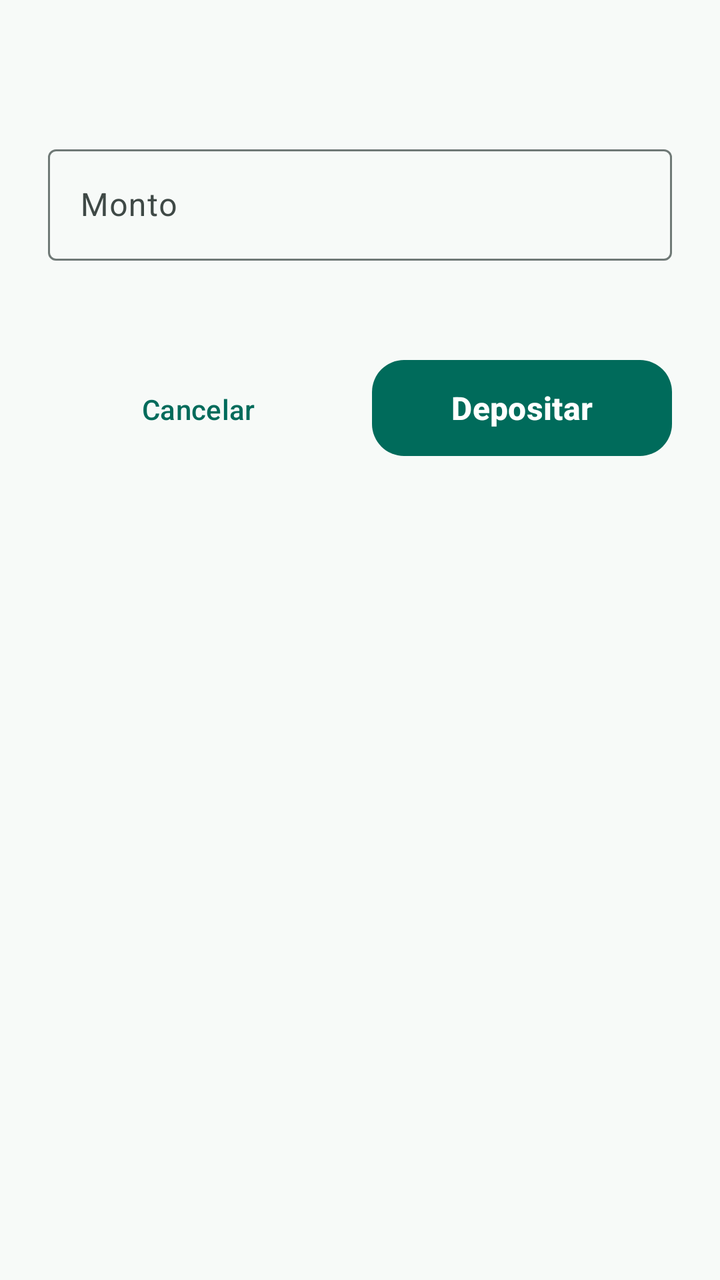
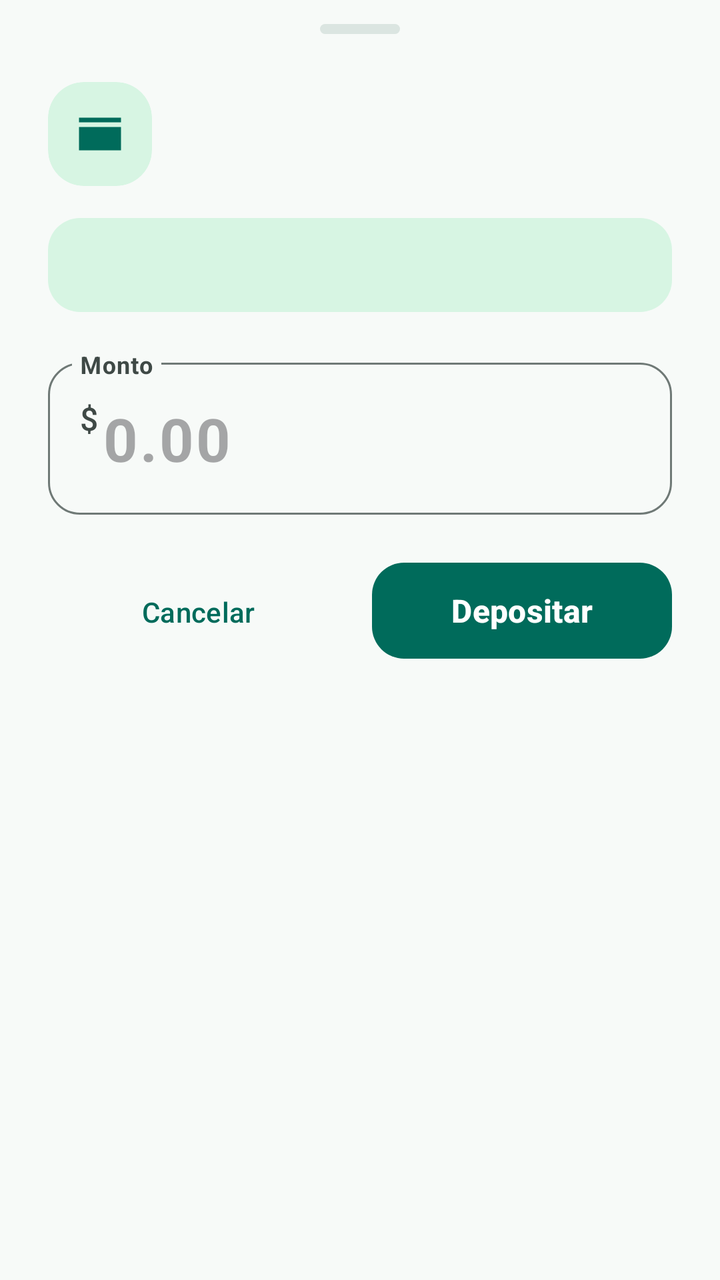

Compare the two renders of this Android layout. The source of the first and the diff that turns it into the second are given below.
<!-- AndroidManifest.xml: application theme Theme.NexoPay -->
<!-- res/layout/sheet_amount.xml -->
<?xml version="1.0" encoding="utf-8"?>
<LinearLayout xmlns:android="http://schemas.android.com/apk/res/android"
    xmlns:app="http://schemas.android.com/apk/res-auto"
    android:layout_width="match_parent"
    android:layout_height="wrap_content"
    android:orientation="vertical"
    android:paddingStart="24dp"
    android:paddingTop="20dp"
    android:paddingEnd="24dp"
    android:paddingBottom="28dp">

    <TextView
        android:id="@+id/textTitle"
        android:layout_width="match_parent"
        android:layout_height="wrap_content"
        android:textColor="@color/nexo_on_surface"
        android:textSize="22sp"
        android:textStyle="bold" />

    <com.google.android.material.textfield.TextInputLayout
        android:id="@+id/inputLayoutAmount"
        android:layout_width="match_parent"
        android:layout_height="wrap_content"
        android:layout_marginTop="20dp"
        android:hint="@string/amount_sheet_amount"
        app:prefixText="S/ ">

        <com.google.android.material.textfield.TextInputEditText
            android:id="@+id/inputAmount"
            android:layout_width="match_parent"
            android:layout_height="wrap_content"
            android:imeOptions="actionDone"
            android:inputType="numberDecimal"
            android:maxLength="12"
            android:singleLine="true" />
    </com.google.android.material.textfield.TextInputLayout>

    <TextView
        android:id="@+id/textAvailable"
        android:layout_width="match_parent"
        android:layout_height="wrap_content"
        android:layout_marginTop="8dp"
        android:textColor="@color/nexo_on_surface_variant"
        android:textSize="13sp" />

    <TextView
        android:id="@+id/textError"
        android:layout_width="match_parent"
        android:layout_height="wrap_content"
        android:layout_marginTop="8dp"
        android:textColor="@color/nexo_danger"
        android:textSize="13sp"
        android:visibility="gone" />

    <LinearLayout
        android:layout_width="match_parent"
        android:layout_height="wrap_content"
        android:layout_marginTop="20dp"
        android:orientation="horizontal">

        <com.google.android.material.button.MaterialButton
            android:id="@+id/buttonCancel"
            style="@style/Widget.Material3.Button.TextButton"
            android:layout_width="0dp"
            android:layout_height="wrap_content"
            android:layout_weight="1"
            android:text="@string/common_cancel" />

        <com.google.android.material.button.MaterialButton
            android:id="@+id/buttonConfirm"
            style="@style/Widget.NexoPay.PrimaryButton"
            android:layout_width="0dp"
            android:layout_height="wrap_content"
            android:layout_marginStart="12dp"
            android:layout_weight="1"
            android:text="@string/amount_sheet_confirm_deposit" />
    </LinearLayout>
</LinearLayout>
<!-- resources referenced by this layout -->
<resources>
  <style name="Theme.NexoPay" parent="Theme.Material3.Light.NoActionBar">
          <item name="colorPrimary">@color/nexo_primary</item>
          <item name="colorOnPrimary">@color/nexo_on_primary</item>
          <item name="colorPrimaryContainer">@color/nexo_primary_container</item>
          <item name="colorOnPrimaryContainer">@color/nexo_on_primary_container</item>
          <item name="colorSecondary">@color/nexo_secondary</item>
          <item name="colorOnSecondary">@color/nexo_on_secondary</item>
          <item name="colorSecondaryContainer">@color/nexo_secondary_container</item>
          <item name="colorOnSecondaryContainer">@color/nexo_on_secondary_container</item>
          <item name="colorSurface">@color/nexo_surface</item>
          <item name="colorOnSurface">@color/nexo_on_surface</item>
          <item name="colorSurfaceVariant">@color/nexo_surface_variant</item>
          <item name="colorOnSurfaceVariant">@color/nexo_on_surface_variant</item>
          <item name="colorOutline">@color/nexo_outline</item>
          <item name="colorError">@color/nexo_danger</item>
          <item name="colorOnError">@color/nexo_on_primary</item>
          <item name="android:colorBackground">@color/nexo_background</item>
          <item name="android:windowBackground">@color/nexo_background</item>
          <item name="android:statusBarColor">@android:color/transparent</item>
          <item name="android:navigationBarColor">@color/nexo_background</item>
          <item name="android:windowLightStatusBar">true</item>
          <item name="android:forceDarkAllowed" tools:targetApi="q">false</item>
      </style>
  <!-- unchanged entries left out for length: 19 -->
</resources>

<!-- the commit's change to res/layout/sheet_amount.xml (unified diff, before → after) -->
@@ -1,21 +1,25 @@
 <?xml version="1.0" encoding="utf-8"?>
-<LinearLayout xmlns:android="http://schemas.android.com/apk/res/android"
+<androidx.core.widget.NestedScrollView xmlns:android="http://schemas.android.com/apk/res/android"
     xmlns:app="http://schemas.android.com/apk/res-auto"
+    android:layout_width="match_parent"
+    android:layout_height="wrap_content"
+    android:clipToPadding="false"
+    android:fillViewport="true">
+
+    <LinearLayout
     android:layout_width="match_parent"
     android:layout_height="wrap_content"
     android:orientation="vertical"
     android:paddingStart="24dp"
-    android:paddingTop="20dp"
+    android:paddingTop="12dp"
     android:paddingEnd="24dp"
     android:paddingBottom="28dp">
 
+    <include android:id="@+id/header" layout="@layout/view_wallet_sheet_header" />
+
     <TextView
-        android:id="@+id/textTitle"
-        android:layout_width="match_parent"
-        android:layout_height="wrap_content"
-        android:textColor="@color/nexo_on_surface"
-        android:textSize="22sp"
-        android:textStyle="bold" />
+        android:id="@+id/textAvailable"
+        style="@style/Widget.NexoPay.AvailableBalance" />
 
     <com.google.android.material.textfield.TextInputLayout
         android:id="@+id/inputLayoutAmount"
@@ -23,34 +27,22 @@
         android:layout_height="wrap_content"
         android:layout_marginTop="20dp"
         android:hint="@string/amount_sheet_amount"
-        app:prefixText="S/ ">
+        app:expandedHintEnabled="false"
+        app:prefixText="@string/amount_sheet_currency">
 
         <com.google.android.material.textfield.TextInputEditText
             android:id="@+id/inputAmount"
             android:layout_width="match_parent"
             android:layout_height="wrap_content"
             android:imeOptions="actionDone"
+            android:hint="@string/amount_placeholder"
             android:inputType="numberDecimal"
             android:maxLength="12"
+            android:minHeight="76dp"
+            android:textSize="30sp"
+            android:textStyle="bold"
             android:singleLine="true" />
     </com.google.android.material.textfield.TextInputLayout>
-
-    <TextView
-        android:id="@+id/textAvailable"
-        android:layout_width="match_parent"
-        android:layout_height="wrap_content"
-        android:layout_marginTop="8dp"
-        android:textColor="@color/nexo_on_surface_variant"
-        android:textSize="13sp" />
-
-    <TextView
-        android:id="@+id/textError"
-        android:layout_width="match_parent"
-        android:layout_height="wrap_content"
-        android:layout_marginTop="8dp"
-        android:textColor="@color/nexo_danger"
-        android:textSize="13sp"
-        android:visibility="gone" />
 
     <LinearLayout
         android:layout_width="match_parent"
@@ -75,4 +67,64 @@
             android:layout_weight="1"
             android:text="@string/amount_sheet_confirm_deposit" />
     </LinearLayout>
+    </LinearLayout>
+</androidx.core.widget.NestedScrollView>
+<!-- res/layout/view_wallet_sheet_header.xml (included above) -->
+<?xml version="1.0" encoding="utf-8"?>
+<LinearLayout xmlns:android="http://schemas.android.com/apk/res/android"
+    xmlns:app="http://schemas.android.com/apk/res-auto"
+    android:layout_width="match_parent"
+    android:layout_height="wrap_content"
+    android:orientation="vertical">
+
+    <View style="@style/Widget.NexoPay.SheetHandle" />
+
+    <LinearLayout
+        android:layout_width="match_parent"
+        android:layout_height="wrap_content"
+        android:gravity="center_vertical"
+        android:orientation="horizontal">
+
+        <com.google.android.material.card.MaterialCardView
+            android:layout_width="52dp"
+            android:layout_height="52dp"
+            app:cardBackgroundColor="@color/nexo_success_container"
+            app:cardCornerRadius="18dp"
+            app:cardElevation="0dp"
+            app:strokeWidth="0dp">
+
+            <ImageView
+                android:id="@+id/imageIcon"
+                android:layout_width="28dp"
+                android:layout_height="28dp"
+                android:layout_gravity="center"
+                android:contentDescription="@null"
+                android:src="@drawable/ic_wallet"
+                app:tint="@color/nexo_primary" />
+        </com.google.android.material.card.MaterialCardView>
+
+        <LinearLayout
+            android:layout_width="0dp"
+            android:layout_height="wrap_content"
+            android:layout_marginStart="14dp"
+            android:layout_weight="1"
+            android:orientation="vertical">
+
+            <TextView
+                android:id="@+id/textTitle"
+                android:layout_width="match_parent"
+                android:layout_height="wrap_content"
+                android:textColor="@color/nexo_on_surface"
+                android:textSize="22sp"
+                android:textStyle="bold" />
+
+            <TextView
+                android:id="@+id/textDescription"
+                android:layout_width="match_parent"
+                android:layout_height="wrap_content"
+                android:layout_marginTop="4dp"
+                android:textColor="@color/nexo_on_surface_variant"
+                android:textSize="13sp" />
+        </LinearLayout>
+    </LinearLayout>
 </LinearLayout>
<!-- resource entries referenced after the edit -->
@@ -1,5 +1,36 @@
 <!-- resources referenced by this layout -->
 <resources>
+  <color name="nexo_success_container">#D7F5E3</color>
+  <!-- drawable ic_wallet (drawable) -->
+  <vector xmlns:android="http://schemas.android.com/apk/res/android"
+      android:width="24dp"
+      android:height="24dp"
+      android:viewportWidth="24"
+      android:viewportHeight="24">
+      <path
+          android:fillColor="#FFFFFF"
+          android:pathData="M21,7H3V5h18V7zM21,9H3v10h18V9zM16,12.5a1.5,1.5 0,1 0,0 3a1.5,1.5 0,1 0,0 -3z" />
+  </vector>
+  <string name="amount_placeholder">0.00</string>
+  <string name="amount_sheet_currency">$</string>
+  <style name="Widget.NexoPay.AvailableBalance" parent="">
+          <item name="android:layout_width">match_parent</item>
+          <item name="android:layout_height">wrap_content</item>
+          <item name="android:layout_marginTop">16dp</item>
+          <item name="android:background">@drawable/bg_soft_panel</item>
+          <item name="android:padding">14dp</item>
+          <item name="android:textColor">@color/nexo_primary_dark</item>
+          <item name="android:textSize">14sp</item>
+          <item name="android:textStyle">bold</item>
+      </style>
+  <style name="Widget.NexoPay.SheetHandle" parent="">
+          <item name="android:layout_width">40dp</item>
+          <item name="android:layout_height">5dp</item>
+          <item name="android:layout_gravity">center_horizontal</item>
+          <item name="android:layout_marginBottom">24dp</item>
+          <item name="android:background">@drawable/bg_sheet_handle</item>
+          <item name="android:importantForAccessibility">no</item>
+      </style>
   <style name="Theme.NexoPay" parent="Theme.Material3.Light.NoActionBar">
           <item name="colorPrimary">@color/nexo_primary</item>
           <item name="colorOnPrimary">@color/nexo_on_primary</item>
@@ -16,6 +47,8 @@
           <item name="colorOutline">@color/nexo_outline</item>
           <item name="colorError">@color/nexo_danger</item>
           <item name="colorOnError">@color/nexo_on_primary</item>
+          <item name="textInputStyle">@style/Widget.NexoPay.Input</item>
+          <item name="materialAlertDialogTheme">@style/ThemeOverlay.NexoPay.AlertDialog</item>
           <item name="android:colorBackground">@color/nexo_background</item>
           <item name="android:windowBackground">@color/nexo_background</item>
           <item name="android:statusBarColor">@android:color/transparent</item>
@@ -23,6 +56,33 @@
           <item name="android:windowLightStatusBar">true</item>
           <item name="android:forceDarkAllowed" tools:targetApi="q">false</item>
       </style>
+  <!-- drawable bg_soft_panel (drawable) -->
+  <?xml version="1.0" encoding="utf-8"?>
+  <shape xmlns:android="http://schemas.android.com/apk/res/android">
+      <solid android:color="@color/nexo_success_container" />
+      <corners android:radius="16dp" />
+  </shape>
+  <color name="nexo_primary_dark">#00453A</color>
+  <!-- drawable bg_sheet_handle (drawable) -->
+  <?xml version="1.0" encoding="utf-8"?>
+  <shape xmlns:android="http://schemas.android.com/apk/res/android">
+      <solid android:color="@color/nexo_surface_variant" />
+      <corners android:radius="4dp" />
+  </shape>
+  <style name="Widget.NexoPay.Input" parent="Widget.Material3.TextInputLayout.OutlinedBox">
+          <item name="boxCornerRadiusTopStart">16dp</item>
+          <item name="boxCornerRadiusTopEnd">16dp</item>
+          <item name="boxCornerRadiusBottomStart">16dp</item>
+          <item name="boxCornerRadiusBottomEnd">16dp</item>
+      </style>
+  <style name="ThemeOverlay.NexoPay.AlertDialog" parent="ThemeOverlay.Material3.MaterialAlertDialog">
+          <item name="colorSurface">@color/nexo_card</item>
+          <item name="shapeAppearanceMediumComponent">@style/ShapeAppearance.NexoPay.Dialog</item>
+      </style>
+  <color name="nexo_card">#FFFFFF</color>
+  <style name="ShapeAppearance.NexoPay.Dialog" parent="ShapeAppearance.Material3.Corner.Large">
+          <item name="cornerSize">28dp</item>
+      </style>
   <!-- unchanged entries left out for length: 19 -->
 </resources>
 
